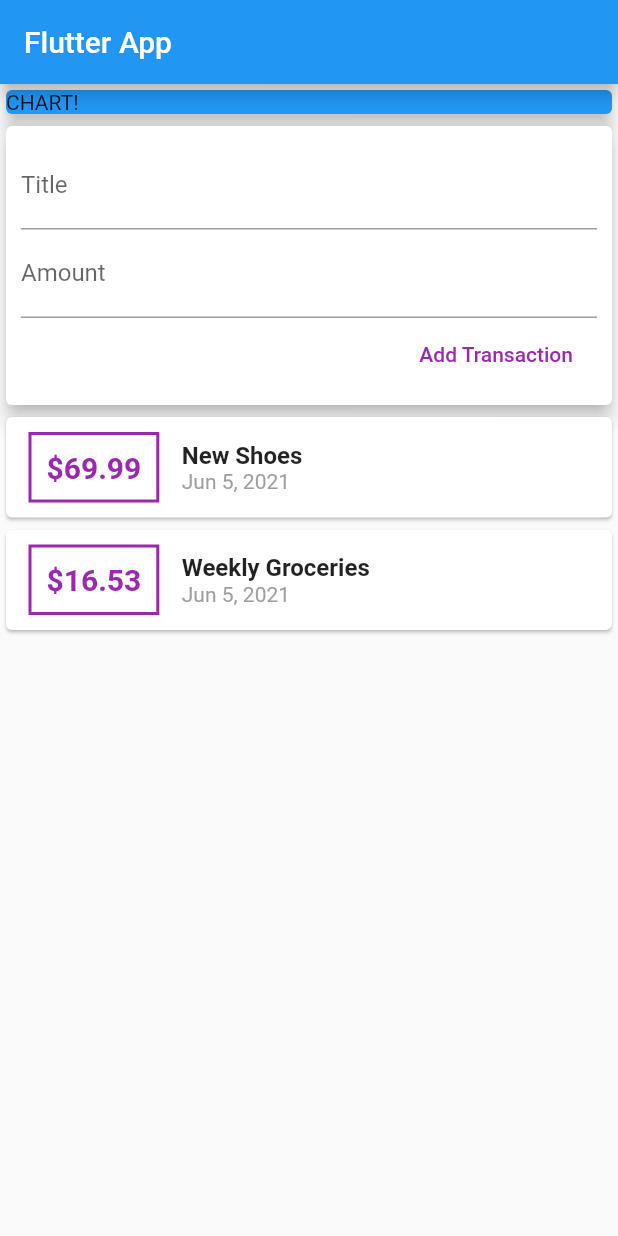
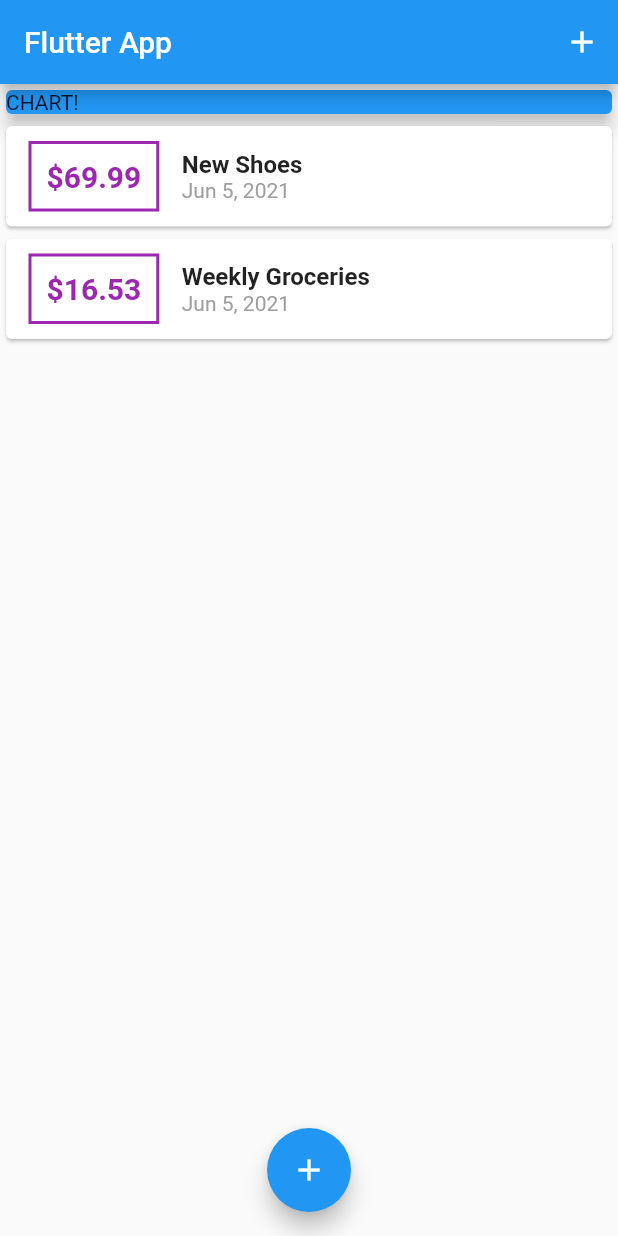
Before and after one commit to paulrsmithjnr/flutter_practice, a Flutter app: the screen it shows after launch, on a phone screen of 412 x 824 dp. Run offline on Flutter 3.47's test engine with Material 2 defaults, Android fonts, the phone set to English and light mode, and no system bars; missing offline and left inert: dart:ffi.

Commit message:
-Moved state handling to main.dart -Added modal to hold the text fields

```diff
--- a/expense_app/lib/main.dart
+++ b/expense_app/lib/main.dart
@@ -1,6 +1,8 @@
 import 'package:flutter/material.dart';
 
-import './widgets/user_transactions.dart';
+import './widgets/transaction_list.dart';
+import './widgets/new_transaction.dart';
+import './models/transaction.dart';
 
 void main() => runApp(MyApp());
 
@@ -14,15 +16,68 @@ class MyApp extends StatelessWidget {
   }
 }
 
-class MyHomePage extends StatelessWidget {
+class MyHomePage extends StatefulWidget {
   // String titleInput;
   // String amountInput;
+
+  @override
+  _MyHomePageState createState() => _MyHomePageState();
+}
+
+class _MyHomePageState extends State<MyHomePage> {
+  final List<Transaction> _userTransactions = [
+    Transaction(
+      id: 't1',
+      title: 'New Shoes',
+      amount: 69.99,
+      date: DateTime.now(),
+    ),
+    Transaction(
+      id: 't2',
+      title: 'Weekly Groceries',
+      amount: 16.53,
+      date: DateTime.now(),
+    ),
+  ];
+
+  void _addNewTransaction(String txTitle, double txAmount) {
+    final newTransaction = Transaction(
+      title: txTitle,
+      amount: txAmount,
+      date: DateTime.now(),
+      id: DateTime.now().toString(),
+    );
+
+    setState(() {
+      _userTransactions.add(newTransaction);
+    });
+  }
+
+  void _startAddNewTransaction(BuildContext ctx) {
+    showModalBottomSheet(
+        context: ctx,
+        builder: (_) {
+          return GestureDetector(
+            onTap: () {}, //prevents the modal from closing when it is tapped
+            child: NewTransaction(_addNewTransaction),
+            behavior: HitTestBehavior.opaque,
+          );
+        });
+  }
 
   @override
   Widget build(BuildContext context) {
     return Scaffold(
       appBar: AppBar(
         title: Text('Flutter App'),
+        actions: [
+          IconButton(
+            icon: Icon(
+              Icons.add,
+            ),
+            onPressed: () => _startAddNewTransaction(context),
+          )
+        ],
       ),
       body: SingleChildScrollView(
         child: Column(
@@ -37,10 +92,17 @@ class MyHomePage extends StatelessWidget {
                 elevation: 5,
               ),
             ),
-            UserTransactions()
+            TransactionList(_userTransactions),
           ],
         ),
       ),
+      floatingActionButton: FloatingActionButton(
+        child: Icon(
+          Icons.add,
+        ),
+        onPressed: () => _startAddNewTransaction(context),
+      ),
+      floatingActionButtonLocation: FloatingActionButtonLocation.centerFloat,
     );
   }
 }
--- a/expense_app/lib/widgets/user_transactions.dart
+++ /dev/null
@@ -1,50 +0,0 @@
-import 'package:flutter/material.dart';
-
-import './transaction_list.dart';
-import './new_transaction.dart';
-import '../models/transaction.dart';
-
-class UserTransactions extends StatefulWidget {
-  @override
-  _UserTransactionsState createState() => _UserTransactionsState();
-}
-
-class _UserTransactionsState extends State<UserTransactions> {
-  final List<Transaction> _userTransactions = [
-    Transaction(
-      id: 't1',
-      title: 'New Shoes',
-      amount: 69.99,
-      date: DateTime.now(),
-    ),
-    Transaction(
-      id: 't2',
-      title: 'Weekly Groceries',
-      amount: 16.53,
-      date: DateTime.now(),
-    ),
-  ];
-
-  void _addNewTransaction(String txTitle, double txAmount) {
-    final newTransaction = Transaction(
-      title: txTitle,
-      amount: txAmount,
-      date: DateTime.now(),
-      id: DateTime.now().toString(),
-    );
-
-    setState(() {
-      _userTransactions.add(newTransaction);
-    });
-  }
-
-  @override
-  Widget build(BuildContext context) {
-    return Column(
-      children: [
-        NewTransaction(_addNewTransaction),
-        TransactionList(_userTransactions),
-      ],
-    );
-  }
-}
```
